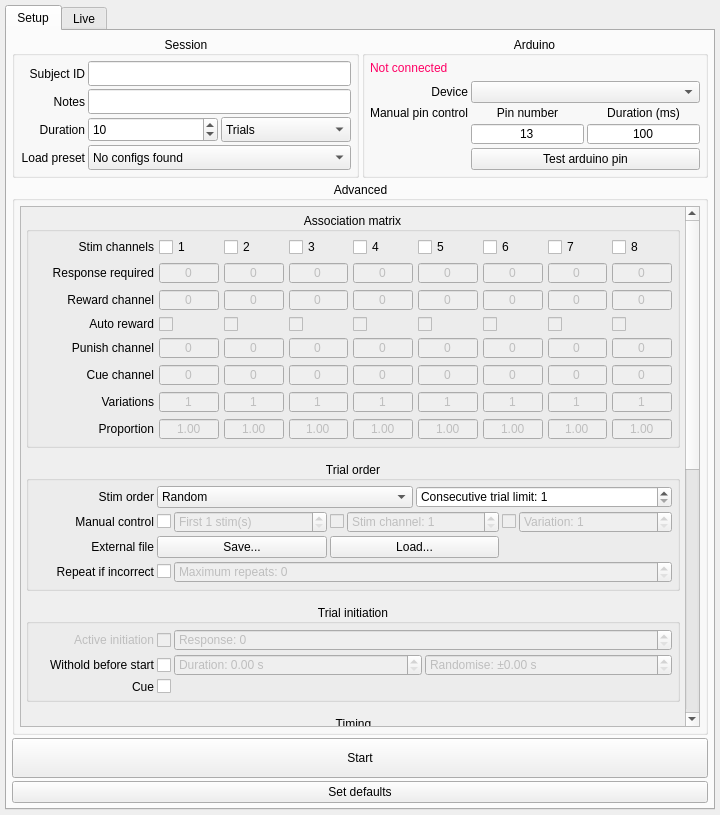
The window that GUI/GUI.ui (llerussell/PyBehaviour) describes before a commit, drawn with Qt 5.
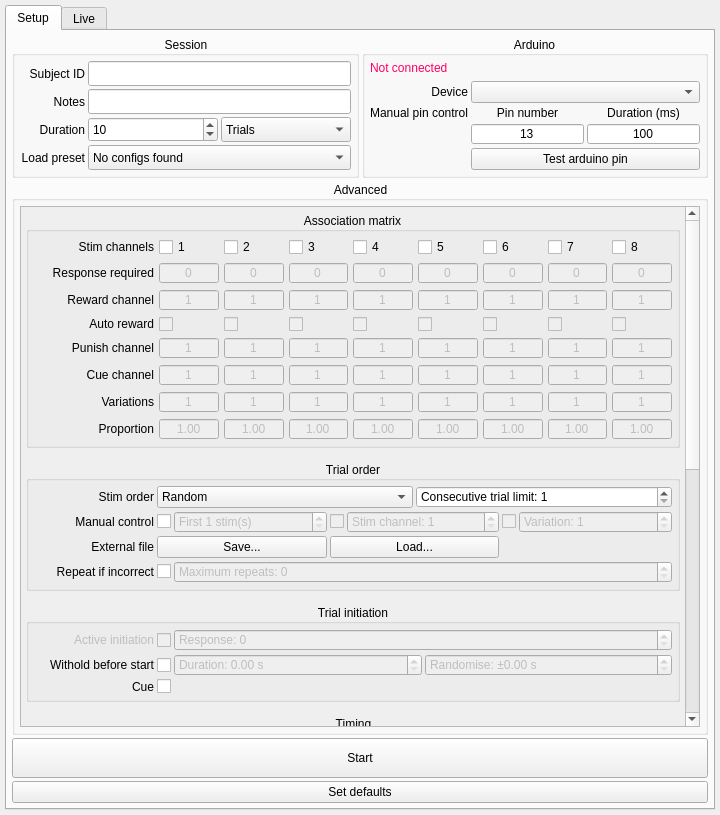
The same window after the commit.

Commit message: set gui channel number minimum values to 1

Patch:
```diff
--- a/GUI/GUI.ui
+++ b/GUI/GUI.ui
@@ -687,6 +687,9 @@
                             <property name="buttonSymbols">
                              <enum>QAbstractSpinBox::NoButtons</enum>
                             </property>
+                            <property name="minimum">
+                             <number>1</number>
+                            </property>
                            </widget>
                           </item>
                           <item row="3" column="6">
@@ -712,6 +715,9 @@
                             <property name="buttonSymbols">
                              <enum>QAbstractSpinBox::NoButtons</enum>
                             </property>
+                            <property name="minimum">
+                             <number>1</number>
+                            </property>
                            </widget>
                           </item>
                           <item row="6" column="4">
@@ -740,6 +746,9 @@
                             <property name="buttonSymbols">
                              <enum>QAbstractSpinBox::NoButtons</enum>
                             </property>
+                            <property name="minimum">
+                             <number>1</number>
+                            </property>
                            </widget>
                           </item>
                           <item row="2" column="7">
@@ -823,6 +832,9 @@
                             <property name="buttonSymbols">
                              <enum>QAbstractSpinBox::NoButtons</enum>
                             </property>
+                            <property name="minimum">
+                             <number>1</number>
+                            </property>
                            </widget>
                           </item>
                           <item row="0" column="5">
@@ -873,6 +885,9 @@
                             <property name="buttonSymbols">
                              <enum>QAbstractSpinBox::NoButtons</enum>
                             </property>
+                            <property name="minimum">
+                             <number>1</number>
+                            </property>
                            </widget>
                           </item>
                           <item row="6" column="5">
@@ -901,6 +916,9 @@
                             <property name="buttonSymbols">
                              <enum>QAbstractSpinBox::NoButtons</enum>
                             </property>
+                            <property name="minimum">
+                             <number>1</number>
+                            </property>
                            </widget>
                           </item>
                           <item row="5" column="6">
@@ -929,6 +947,9 @@
                             <property name="buttonSymbols">
                              <enum>QAbstractSpinBox::NoButtons</enum>
                             </property>
+                            <property name="minimum">
+                             <number>1</number>
+                            </property>
                            </widget>
                           </item>
                           <item row="3" column="5">
@@ -954,6 +975,9 @@
                             <property name="buttonSymbols">
                              <enum>QAbstractSpinBox::NoButtons</enum>
                             </property>
+                            <property name="minimum">
+                             <number>1</number>
+                            </property>
                            </widget>
                           </item>
                           <item row="8" column="5">
@@ -1019,6 +1043,9 @@
                             <property name="buttonSymbols">
                              <enum>QAbstractSpinBox::NoButtons</enum>
                             </property>
+                            <property name="minimum">
+                             <number>1</number>
+                            </property>
                            </widget>
                           </item>
                           <item row="8" column="3">
@@ -1084,6 +1111,9 @@
                             <property name="buttonSymbols">
                              <enum>QAbstractSpinBox::NoButtons</enum>
                             </property>
+                            <property name="minimum">
+                             <number>1</number>
+                            </property>
                            </widget>
                           </item>
                           <item row="2" column="6">
@@ -1200,6 +1230,9 @@
                             <property name="buttonSymbols">
                              <enum>QAbstractSpinBox::NoButtons</enum>
                             </property>
+                            <property name="minimum">
+                             <number>1</number>
+                            </property>
                            </widget>
                           </item>
                           <item row="5" column="1">
@@ -1228,6 +1261,9 @@
                             <property name="buttonSymbols">
                              <enum>QAbstractSpinBox::NoButtons</enum>
                             </property>
+                            <property name="minimum">
+                             <number>1</number>
+                            </property>
                            </widget>
                           </item>
                           <item row="0" column="3">
@@ -1275,6 +1311,9 @@
                             <property name="buttonSymbols">
                              <enum>QAbstractSpinBox::NoButtons</enum>
                             </property>
+                            <property name="minimum">
+                             <number>1</number>
+                            </property>
                            </widget>
                           </item>
                           <item row="3" column="3">
@@ -1300,6 +1339,9 @@
                             <property name="buttonSymbols">
                              <enum>QAbstractSpinBox::NoButtons</enum>
                             </property>
+                            <property name="minimum">
+                             <number>1</number>
+                            </property>
                            </widget>
                           </item>
                           <item row="3" column="7">
@@ -1325,6 +1367,9 @@
                             <property name="buttonSymbols">
                              <enum>QAbstractSpinBox::NoButtons</enum>
                             </property>
+                            <property name="minimum">
+                             <number>1</number>
+                            </property>
                            </widget>
                           </item>
                           <item row="5" column="3">
@@ -1353,6 +1398,9 @@
                             <property name="buttonSymbols">
                              <enum>QAbstractSpinBox::NoButtons</enum>
                             </property>
+                            <property name="minimum">
+                             <number>1</number>
+                            </property>
                            </widget>
                           </item>
                           <item row="8" column="4">
@@ -1418,6 +1466,9 @@
                             <property name="buttonSymbols">
                              <enum>QAbstractSpinBox::NoButtons</enum>
                             </property>
+                            <property name="minimum">
+                             <number>1</number>
+                            </property>
                            </widget>
                           </item>
                           <item row="0" column="4">
@@ -1539,6 +1590,9 @@
                             <property name="buttonSymbols">
                              <enum>QAbstractSpinBox::NoButtons</enum>
                             </property>
+                            <property name="minimum">
+                             <number>1</number>
+                            </property>
                            </widget>
                           </item>
                           <item row="0" column="1">
@@ -1589,6 +1643,9 @@
                             <property name="buttonSymbols">
                              <enum>QAbstractSpinBox::NoButtons</enum>
                             </property>
+                            <property name="minimum">
+                             <number>1</number>
+                            </property>
                            </widget>
                           </item>
                           <item row="2" column="2">
@@ -1650,6 +1707,9 @@
                             <property name="buttonSymbols">
                              <enum>QAbstractSpinBox::NoButtons</enum>
                             </property>
+                            <property name="minimum">
+                             <number>1</number>
+                            </property>
                            </widget>
                           </item>
                           <item row="0" column="7">
@@ -1697,6 +1757,9 @@
                             <property name="buttonSymbols">
                              <enum>QAbstractSpinBox::NoButtons</enum>
                             </property>
+                            <property name="minimum">
+                             <number>1</number>
+                            </property>
                            </widget>
                           </item>
                           <item row="0" column="8">
@@ -1783,6 +1846,9 @@
                             <property name="buttonSymbols">
                              <enum>QAbstractSpinBox::NoButtons</enum>
                             </property>
+                            <property name="minimum">
+                             <number>1</number>
+                            </property>
                            </widget>
                           </item>
                           <item row="8" column="7">
@@ -1848,6 +1914,9 @@
                             <property name="buttonSymbols">
                              <enum>QAbstractSpinBox::NoButtons</enum>
                             </property>
+                            <property name="minimum">
+                             <number>1</number>
+                            </property>
                            </widget>
                           </item>
                           <item row="8" column="1">
@@ -1913,6 +1982,9 @@
                             <property name="buttonSymbols">
                              <enum>QAbstractSpinBox::NoButtons</enum>
                             </property>
+                            <property name="minimum">
+                             <number>1</number>
+                            </property>
                            </widget>
                           </item>
                           <item row="4" column="0">
```
The commit also changes 1 other file.
